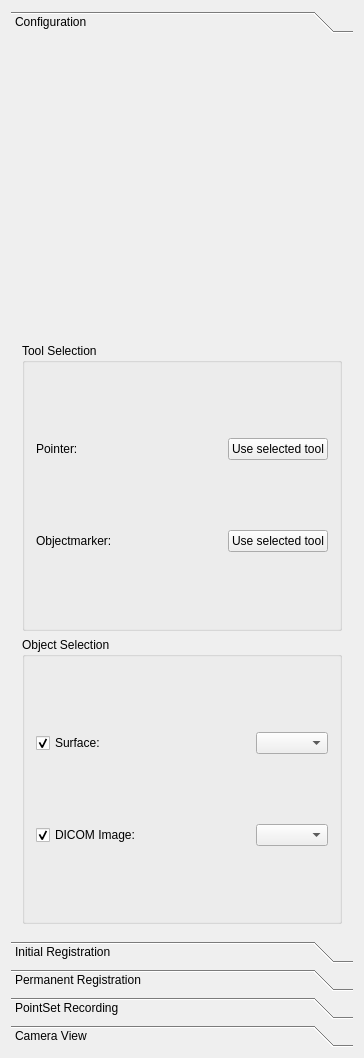
Old version of the form Plugins/org.mitk.gui.qt.igtexamples/src/internal/QmitkIGTTrackingLabViewControls.ui in the repository MITK/MITK.
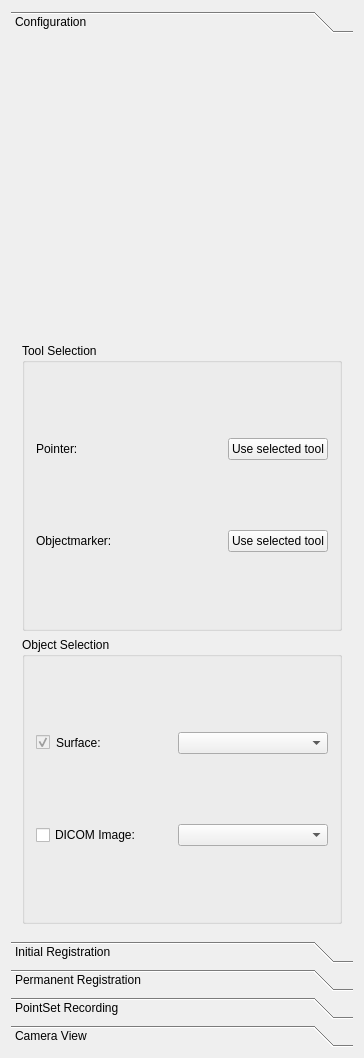
New version of the form. Custom widgets are drawn as their Qt base class.

Commit message: fixed bug when no image is selected

```diff
--- a/Plugins/org.mitk.gui.qt.igtexamples/src/internal/QmitkIGTTrackingLabViewControls.ui
+++ b/Plugins/org.mitk.gui.qt.igtexamples/src/internal/QmitkIGTTrackingLabViewControls.ui
@@ -155,12 +155,28 @@
            <layout class="QHBoxLayout" name="horizontalLayout_7">
             <item>
              <widget class="QCheckBox" name="m_SurfaceActive">
+              <property name="enabled">
+               <bool>false</bool>
+              </property>
+              <property name="text">
+               <string/>
+              </property>
+              <property name="checkable">
+               <bool>true</bool>
+              </property>
+              <property name="checked">
+               <bool>true</bool>
+              </property>
+              <property name="tristate">
+               <bool>false</bool>
+              </property>
+             </widget>
+            </item>
+            <item>
+             <widget class="QLabel" name="label_2">
               <property name="text">
                <string>Surface:</string>
               </property>
-              <property name="checked">
-               <bool>true</bool>
-              </property>
              </widget>
             </item>
             <item>
@@ -177,7 +193,14 @@
              </spacer>
             </item>
             <item>
-             <widget class="QmitkDataStorageComboBox" name="m_ObjectComboBox"/>
+             <widget class="QmitkDataStorageComboBox" name="m_ObjectComboBox">
+              <property name="minimumSize">
+               <size>
+                <width>150</width>
+                <height>0</height>
+               </size>
+              </property>
+             </widget>
             </item>
            </layout>
           </item>
@@ -189,7 +212,7 @@
                <string>DICOM Image:</string>
               </property>
               <property name="checked">
-               <bool>true</bool>
+               <bool>false</bool>
               </property>
              </widget>
             </item>
@@ -207,7 +230,14 @@
              </spacer>
             </item>
             <item>
-             <widget class="QmitkDataStorageComboBox" name="m_ImageComboBox"/>
+             <widget class="QmitkDataStorageComboBox" name="m_ImageComboBox">
+              <property name="minimumSize">
+               <size>
+                <width>150</width>
+                <height>0</height>
+               </size>
+              </property>
+             </widget>
             </item>
            </layout>
           </item>
```
The commit also changes 1 other file.
